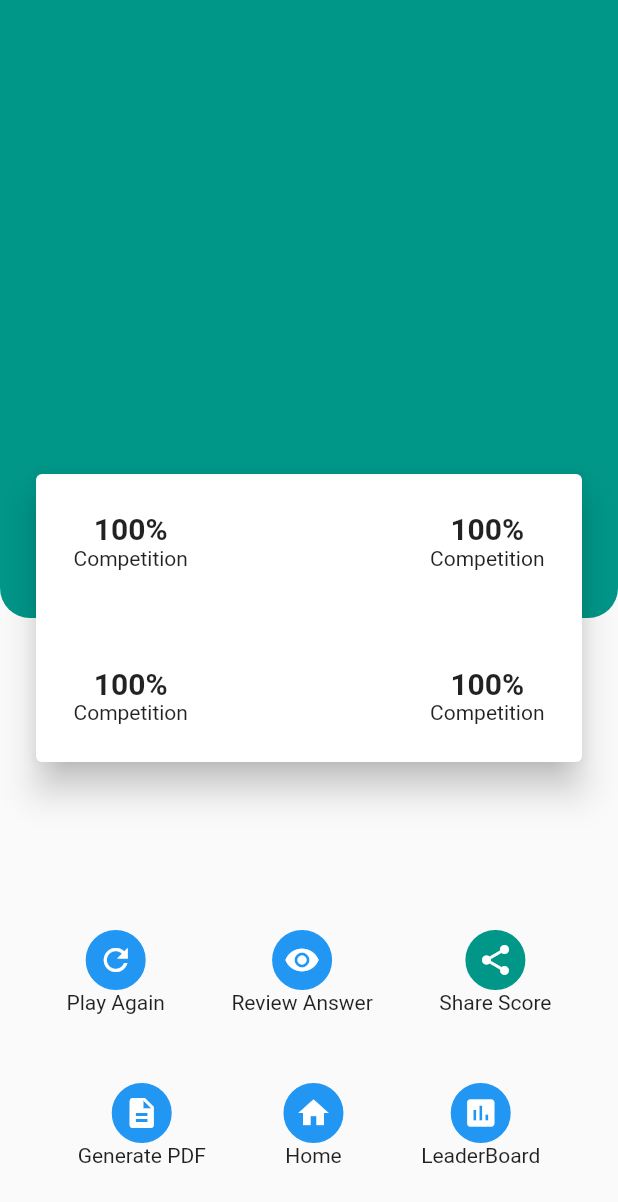
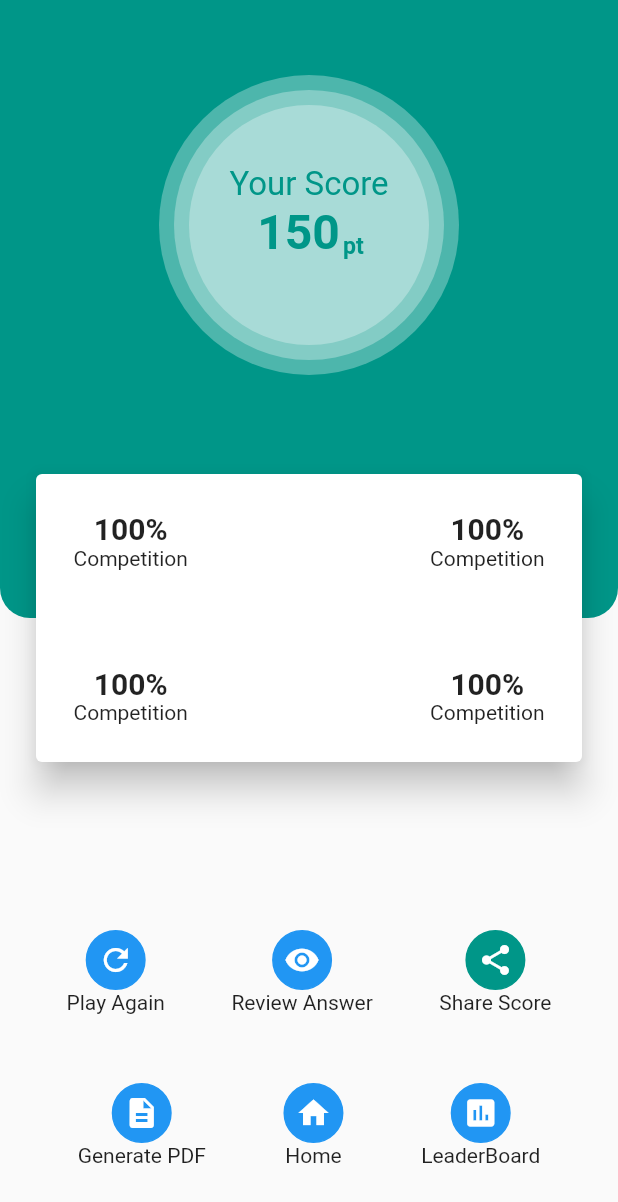
Before and after one commit to AjayKrP/Quizify, a Flutter app: the Dashboard screen opened directly, on a phone screen of 412 x 824 dp. Shown: the top 1202 px of the screen. Run offline on Flutter 3.47's test engine with Material 2 defaults, Android fonts, the phone set to English and light mode, and no system bars.

Commit message:
Updating score card

```diff
--- a/lib/dashboard.dart
+++ b/lib/dashboard.dart
@@ -27,8 +27,7 @@ class Dashboard extends StatelessWidget {
           decoration: BoxDecoration(
               border: Border.all(color: color),
               shape: BoxShape.circle,
-              color: color
-          ),
+              color: color),
           child: Icon(
             icon,
             color: Colors.white,
@@ -45,16 +44,10 @@ class Dashboard extends StatelessWidget {
       body: Stack(
         children: [
           Container(
-            height: MediaQuery
-                .of(context)
-                .size
-                .height,
+            height: MediaQuery.of(context).size.height,
           ),
           Container(
-            height: MediaQuery
-                .of(context)
-                .size
-                .height / 2,
+            height: MediaQuery.of(context).size.height / 2,
             decoration: BoxDecoration(
                 color: Colors.teal,
                 borderRadius: BorderRadius.only(
@@ -65,10 +58,7 @@ class Dashboard extends StatelessWidget {
           Positioned(
             left: 20.0,
             right: 20.0,
-            top: MediaQuery
-                .of(context)
-                .size
-                .height / 2 - 100,
+            top: MediaQuery.of(context).size.height / 2 - 100,
             child: Container(
               height: 200.0,
               decoration: BoxDecoration(
@@ -117,14 +107,16 @@ class Dashboard extends StatelessWidget {
                     mainAxisAlignment: MainAxisAlignment.spaceEvenly,
                     children: [
                       _iconButton('Play Again', Icons.refresh, Colors.blue),
-                      _iconButton('Review Answer', Icons.remove_red_eye, Colors.blue),
+                      _iconButton(
+                          'Review Answer', Icons.remove_red_eye, Colors.blue),
                       _iconButton('Share Score', Icons.share, Colors.teal),
                     ],
                   ),
                   Row(
                     mainAxisAlignment: MainAxisAlignment.spaceEvenly,
                     children: [
-                      _iconButton('Generate PDF', Icons.description, Colors.blue),
+                      _iconButton(
+                          'Generate PDF', Icons.description, Colors.blue),
                       _iconButton('Home', Icons.home, Colors.blue),
                       _iconButton('LeaderBoard', Icons.assessment, Colors.blue),
                     ],
@@ -132,7 +124,83 @@ class Dashboard extends StatelessWidget {
                 ],
               ),
             ),
-          )
+          ),
+          Positioned(
+            left: 50.0,
+            right: 50.0,
+            top: 50.0,
+            child: Container(
+              height: 200,
+              decoration:
+                  BoxDecoration(shape: BoxShape.circle, color: Colors.white30),
+            ),
+          ),
+          Positioned(
+            left: 50.0,
+            right: 50.0,
+            top: 60.0,
+            child: Container(
+              height: 180,
+              decoration:
+                  BoxDecoration(shape: BoxShape.circle, color: Colors.white30),
+            ),
+          ),
+          Positioned(
+            left: 50.0,
+            right: 50.0,
+            top: 70.0,
+            child: Container(
+              height: 160,
+              decoration:
+                  BoxDecoration(shape: BoxShape.circle, color: Colors.white30),
+              child: Center(
+                child: Padding(
+                  padding: const EdgeInsets.all(16.0),
+                  child: Column(
+                    children: [
+                      SizedBox(
+                        height: 24.0,
+                      ),
+                      Text(
+                        'Your Score',
+                        style: TextStyle(
+                          fontWeight: FontWeight.w400,
+                          fontSize: 22.0,
+                          color: Colors.teal,
+                        ),
+                      ),
+                      RichText(
+                        text: TextSpan(children: [
+                          TextSpan(
+                            text: '150',
+                            style: TextStyle(
+                                fontWeight: FontWeight.w700,
+                                fontSize: 32.0,
+                                color: Colors.teal),
+                          ),
+                          WidgetSpan(
+                            child: Transform.translate(
+                              offset: const Offset(2, 4),
+                              child: Text(
+                                'pt',
+                                //superscript is usually smaller in size
+                                textScaleFactor: 0.7,
+                                style: TextStyle(
+                                  fontSize: 22.0,
+                                  fontWeight: FontWeight.bold,
+                                  color: Colors.teal,
+                                ),
+                              ),
+                            ),
+                          )
+                        ]),
+                      )
+                    ],
+                  ),
+                ),
+              ),
+            ),
+          ),
         ],
       ),
     );
```
